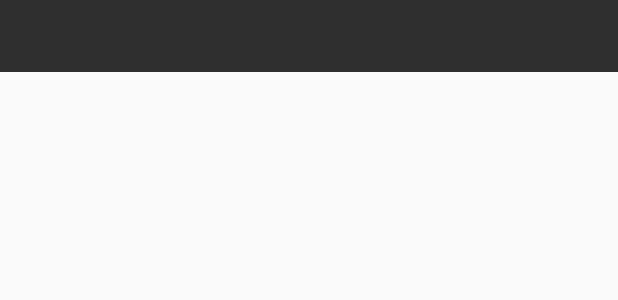
After one commit to mayoorrai/AndroidIMOApp, an Android app: the layout drawer_list_item.xml on its own in the app's theme, with its tools: preview values and no code run, on a phone screen of 412 x 824 dp. The commit adds this screen. Shown: the top 300 px of the screen. Run offline under Robolectric (Android 15) with nearby library versions, the phone set to English and light mode, and no system bars.

Commit message:
navigation drawer

```diff
--- a/app/src/main/AndroidManifest.xml
+++ b/app/src/main/AndroidManifest.xml
@@ -9,7 +9,7 @@
         android:allowBackup="true"
         android:icon="@drawable/ic_launcher"
         android:label="@string/app_name"
-        android:theme="@style/AppTheme" >
+        android:theme="@style/AppTheme">
         <activity
             android:name=".MainActivity"
             android:label="@string/app_name" >
@@ -27,7 +27,8 @@
         </activity>
         <activity
             android:name=".PatientListActivity"
-            android:label="@string/title_activity_patient_list" >
+            android:label="@string/title_activity_patient_list"
+            android:windowSoftInputMode="stateHidden">
 
 
         </activity>
--- a/app/src/main/java/com/imoandroid/imoandroidapp/DisplayPatientAdapter.java
+++ b/app/src/main/java/com/imoandroid/imoandroidapp/DisplayPatientAdapter.java
@@ -33,7 +33,7 @@ public class DisplayPatientAdapter extends ArrayAdapter<Patient> {
         if (child == null) {
             LayoutInflater inflater = (LayoutInflater) mContext.getSystemService(Context.LAYOUT_INFLATER_SERVICE);
             child = inflater.inflate(layoutResourceID, parent, false);
-            pat = (TextView) child.findViewById(R.id.tvPatient);
+            pat = (TextView) child.findViewById(R.id.title);
             child.setTag(pat);
         }
         else {
--- a/app/src/main/java/com/imoandroid/imoandroidapp/OnPatientClick.java
+++ b/app/src/main/java/com/imoandroid/imoandroidapp/OnPatientClick.java
@@ -12,9 +12,8 @@ public class OnPatientClick implements AdapterView.OnItemClickListener{
 
     public void onItemClick(AdapterView<?> parent, View view, int position, long id) {
         final Context context = view.getContext();
-        TextView patientDetails = (TextView) view.findViewById(R.id.tvPatient);
+        TextView patientDetails = (TextView) view.findViewById(R.id.title);
         Patient pat = (Patient) patientDetails.getTag();
         ((PatientListActivity) context).patientClickHandler(pat);
-
     }
 }
--- a/app/src/main/java/com/imoandroid/imoandroidapp/Patient.java
+++ b/app/src/main/java/com/imoandroid/imoandroidapp/Patient.java
@@ -97,4 +97,8 @@ public class Patient {
     public void setDOB(Date DOB) {
         this.DOB = DOB;
     }
+
+    public String getFullName() {
+        return this.getFirstName() + " " + this.getLastName();
+    }
 }
--- /dev/null
+++ b/app/src/main/java/com/imoandroid/imoandroidapp/RetrievePatientData.java
@@ -0,0 +1,5 @@
+package com.imoandroid.imoandroidapp;
+
+/**
+ * Created by mayoorrai on 3/1/15.
+ */
--- /dev/null
+++ b/app/src/main/res/drawable/list_item_bg_normal.xml
@@ -0,0 +1,7 @@
+<shape xmlns:android="http://schemas.android.com/apk/res/android"
+    android:shape="rectangle">
+  <gradient
+      android:startColor="@color/list_background"
+      android:endColor="@color/list_background"
+      android:angle="90" />
+</shape>
--- /dev/null
+++ b/app/src/main/res/drawable/list_item_bg_pressed.xml
@@ -0,0 +1,7 @@
+<shape xmlns:android="http://schemas.android.com/apk/res/android"
+    android:shape="rectangle">
+  <gradient
+      android:startColor="@color/list_background_pressed"
+      android:endColor="@color/list_background_pressed"
+      android:angle="90" />
+</shape>
--- /dev/null
+++ b/app/src/main/res/drawable/list_selector.xml
@@ -0,0 +1,8 @@
+<?xml version="1.0" encoding="utf-8"?>
+<selector xmlns:android="http://schemas.android.com/apk/res/android">
+
+    <item android:drawable="@drawable/list_item_bg_normal" android:state_activated="false"/>
+    <item android:drawable="@drawable/list_item_bg_pressed" android:state_pressed="true"/>
+    <item android:drawable="@drawable/list_item_bg_pressed" android:state_activated="true"/>
+
+</selector>
--- /dev/null
+++ b/app/src/main/res/layout/drawer_list_item.xml
@@ -0,0 +1,29 @@
+<?xml version="1.0" encoding="utf-8"?>
+<RelativeLayout xmlns:android="http://schemas.android.com/apk/res/android"
+    android:layout_width="match_parent"
+    android:layout_height="48dp"
+    android:background="@drawable/list_selector">
+
+    <!--<ImageView-->
+        <!--android:id="@+id/icon"-->
+        <!--android:layout_width="25dp"-->
+        <!--android:layout_height="wrap_content"-->
+        <!--android:layout_alignParentLeft="true"-->
+        <!--android:layout_marginLeft="12dp"-->
+        <!--android:layout_marginRight="12dp"-->
+        <!--android:contentDescription="@string/desc_list_item_icon"-->
+        <!--android:src="@drawable/ic_home"-->
+        <!--android:layout_centerVertical="true" />-->
+
+    <TextView
+        android:id="@+id/title"
+        android:layout_width="wrap_content"
+        android:layout_height="match_parent"
+        android:minHeight="?android:attr/listPreferredItemHeightSmall"
+        android:textAppearance="?android:attr/textAppearanceListItemSmall"
+        android:textColor="@color/list_item_title"
+        android:gravity="center_vertical"
+        android:paddingRight="40dp"/>
+
+
+</RelativeLayout>
--- /dev/null
+++ b/app/src/main/res/values/color.xml
@@ -0,0 +1,9 @@
+<?xml version="1.0" encoding="utf-8"?>
+<resources>
+    <color name="list_item_title">#fff</color>
+    <color name="list_background">#303030</color>
+    <color name="list_background_pressed">#992416</color>
+    <color name="list_divider">#272727</color>
+    <color name="counter_text_bg">#626262</color>
+    <color name="counter_text_color">#c5c4c4</color>
+</resources>
```
Also changed, not shown: app/src/main/java/com/imoandroid/imoandroidapp/PatientListActivity.java (+123 -11 lines), app/src/main/java/com/imoandroid/imoandroidapp/adapter/NavDrawerListAdapter.java (added, +59 -0 lines), app/src/main/java/com/imoandroid/imoandroidapp/model/NavDrawerItem.java (added, +48 -0 lines), app/src/main/res/layout/activity_patient_holder.xml (+8 -3 lines), app/src/main/res/layout/activity_patient_list.xml (+12 -48 lines), app/src/main/res/drawable-hdpi/ic_drawer.png (added), app/src/main/res/drawable-mdpi/ic_drawer.png (added), app/src/main/res/drawable-xhdpi/ic_drawer.png (added), 3 other files.
